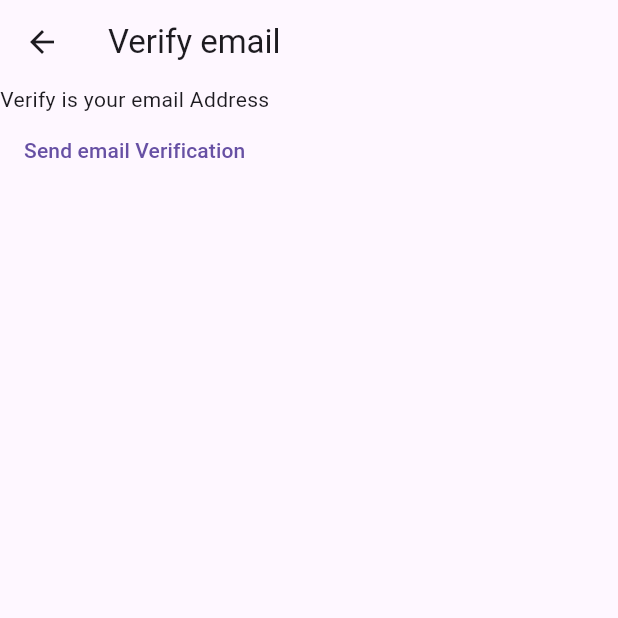
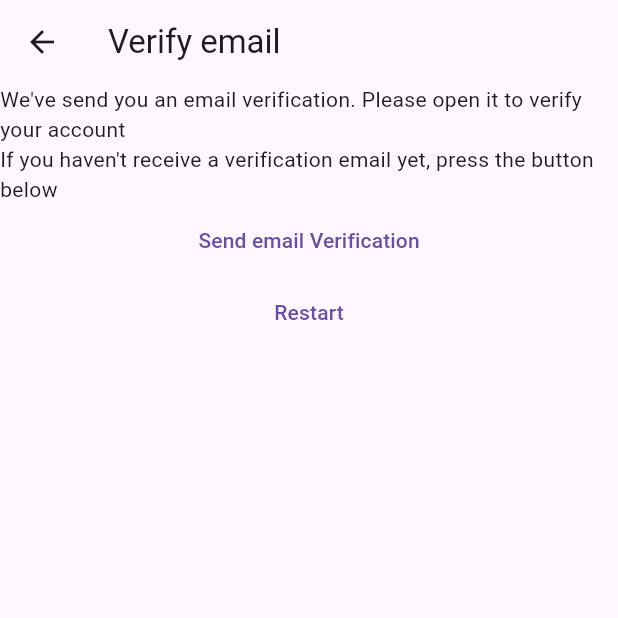
Before and after one commit to omirfarhan/MyNotes, a Flutter app: the VerifyEmailView screen opened directly, on a phone screen of 412 x 824 dp, the top half of it. Run offline on Flutter 3.47's test engine with Material 3 defaults, Android fonts, the phone set to English and light mode, and no system bars; our stand-ins replace firebase_auth, firebase_core, fluttertoast; accounts and stored records are empty.

Commit message:
commit initalize

```diff
--- a/lib/constants/routes.dart
+++ b/lib/constants/routes.dart
@@ -3,3 +3,4 @@ import 'package:miniappflutter/views/Register_view.dart';
 const registerRoute='/Register/';
 const loginRoute='/login/';
 const mainuiRoute='/notes/';
+const verifyemailRoute='/verifyemail/';
--- a/lib/main.dart
+++ b/lib/main.dart
@@ -24,6 +24,8 @@ void main() {
         registerRoute : (context) =>const RegisterView(),
         loginRoute : (context) =>const LoginView(),
         mainuiRoute : (context) =>const NotesMainUI(),
+        verifyemailRoute: (context) => const VerifyEmailView(),
+
       },
 
     ),
--- a/lib/views/verify_emailview.dart
+++ b/lib/views/verify_emailview.dart
@@ -16,13 +16,20 @@ class _VerifyEmailViewState extends State<VerifyEmailView> {
       appBar: AppBar(title: const Text('Verify email'),),
       body: Column(
         children: [
-          const Text('Verify is your email Address'),
+          const Text("We've send you an email verification. Please open it to verify your account "),
+          const Text("If you haven't receive a verification email yet, press the button below"),
           TextButton(
             onPressed: () async {
               final user=FirebaseAuth.instance.currentUser;
               await user?.sendEmailVerification();
             },
             child: const Text('Send email Verification'),
+          ),
+
+          TextButton(
+              onPressed: () async {
+               await FirebaseAuth.instance.signOut();
+              }, child: const Text('Restart'),
           )
 
 
```
Also changed, not shown: lib/views/Register_view.dart (+12 -4 lines).
